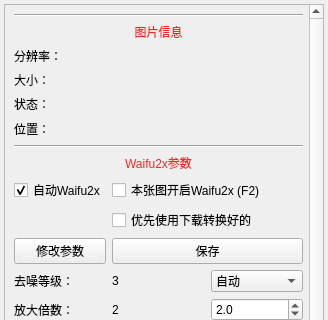
First picture: the form in ui/component/ui_read_tool.ui, repository tonquer/JMComic-qt, before the edit; both pictures show x 0 to 328 and y 0 to 320 of the 328 by 825 pixel window.
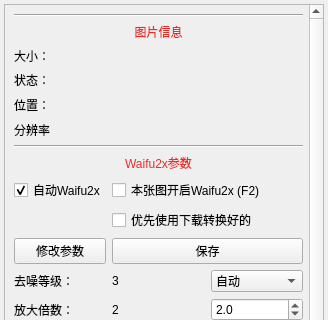
Second picture: the form after the edit. Custom widgets are drawn as their Qt base class.

The edit to the form file:
```diff
--- a/ui/component/ui_read_tool.ui
+++ b/ui/component/ui_read_tool.ui
@@ -42,8 +42,8 @@
        <rect>
         <x>0</x>
         <y>0</y>
-        <width>310</width>
-        <height>825</height>
+        <width>309</width>
+        <height>827</height>
        </rect>
       </property>
       <layout class="QVBoxLayout" name="verticalLayout_2">
@@ -88,30 +88,8 @@
           </widget>
          </item>
          <item>
-          <widget class="QLabel" name="resolutionLabel">
-           <property name="styleSheet">
-            <string notr="true"/>
-           </property>
-           <property name="text">
-            <string>分辨率：</string>
-           </property>
-          </widget>
-         </item>
-         <item>
-          <widget class="QLabel" name="sizeLabel">
-           <property name="text">
-            <string>大小：</string>
-           </property>
-          </widget>
-         </item>
-         <item>
-          <widget class="QLabel" name="stateLable">
-           <property name="text">
-            <string>状态：</string>
-           </property>
-          </widget>
-         </item>
-         <item>
+          <layout class="QGridLayout" name="gridLayout_3">
+           <item row="2" column="0">
           <widget class="QLabel" name="epsLabel">
            <property name="minimumSize">
             <size>
@@ -129,6 +107,66 @@
             <string>位置：</string>
            </property>
           </widget>
+           </item>
+           <item row="1" column="0">
+            <widget class="QLabel" name="stateLable">
+             <property name="text">
+              <string>状态：</string>
+             </property>
+            </widget>
+           </item>
+           <item row="0" column="0">
+            <widget class="QLabel" name="sizeLabel">
+             <property name="text">
+              <string>大小：</string>
+             </property>
+            </widget>
+           </item>
+           <item row="3" column="0">
+            <widget class="QLabel" name="resolutionLabel">
+             <property name="maximumSize">
+              <size>
+               <width>40</width>
+               <height>16777215</height>
+              </size>
+             </property>
+             <property name="styleSheet">
+              <string notr="true"/>
+             </property>
+             <property name="text">
+              <string>分辨率：</string>
+             </property>
+            </widget>
+           </item>
+           <item row="0" column="1">
+            <widget class="QLabel" name="sizeLabel2">
+             <property name="text">
+              <string/>
+             </property>
+            </widget>
+           </item>
+           <item row="1" column="1">
+            <widget class="QLabel" name="stateLable2">
+             <property name="text">
+              <string/>
+             </property>
+            </widget>
+           </item>
+           <item row="2" column="1">
+            <widget class="QLabel" name="epsLabel2">
+             <property name="text">
+              <string/>
+             </property>
+            </widget>
+           </item>
+           <item row="3" column="1">
+            <widget class="QLabel" name="resolutionLabel2">
+             <property name="text">
+              <string/>
+             </property>
+            </widget>
+           </item>
+          </layout>
          </item>
          <item>
           <widget class="Line" name="line">
```
Lines whose indentation alone changed are shown as unchanged.
